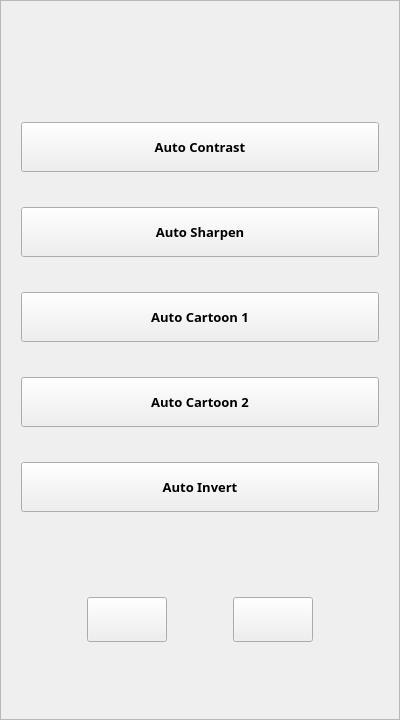
Old version of the form ui/filter_frame.ui in the repository packetsss/Image-Editor.
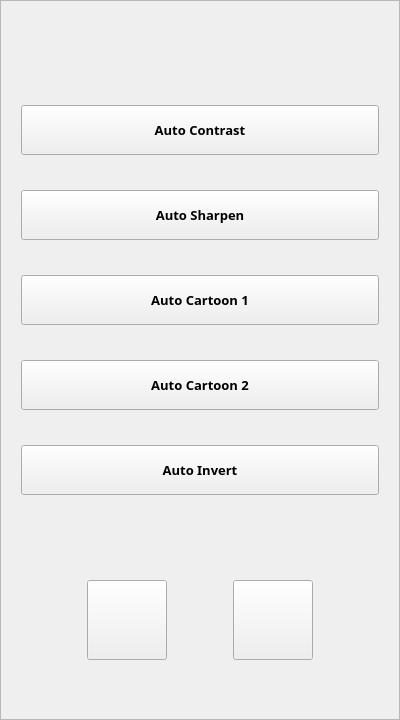
New version of the form.

What changed in the file:
```diff
--- a/ui/filter_frame.ui
+++ b/ui/filter_frame.ui
@@ -231,7 +231,7 @@
             <property name="maximumSize">
              <size>
               <width>80</width>
-              <height>45</height>
+              <height>80</height>
              </size>
             </property>
             <property name="text">
@@ -250,7 +250,7 @@
             <property name="maximumSize">
              <size>
               <width>80</width>
-              <height>45</height>
+              <height>80</height>
              </size>
             </property>
             <property name="text">
```
